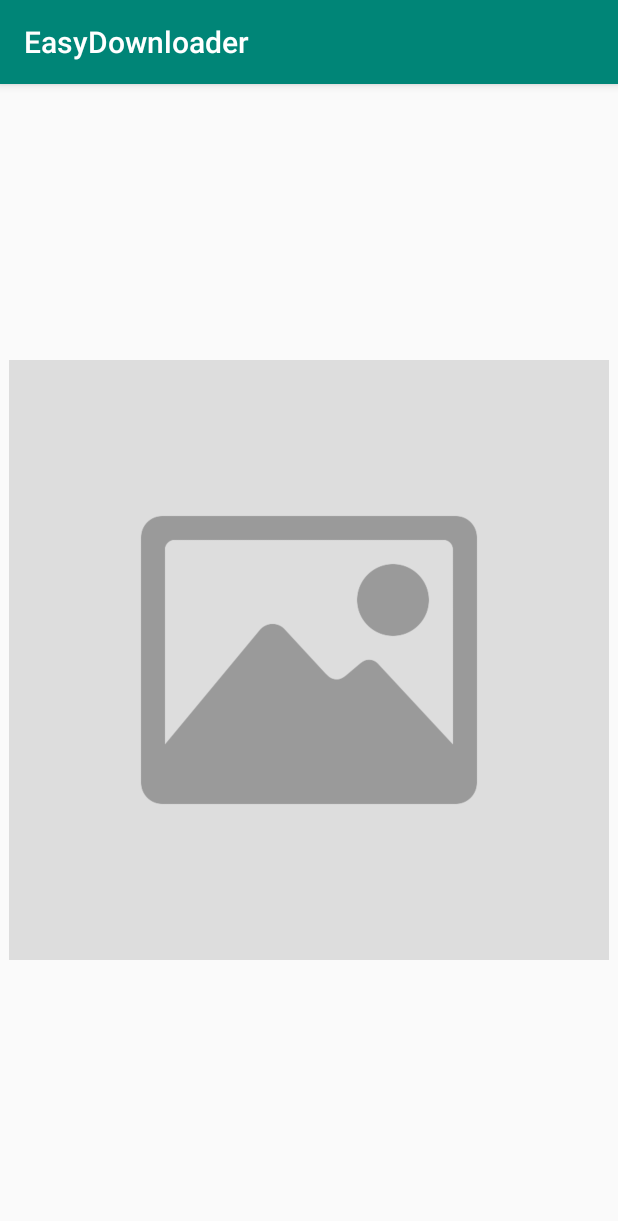
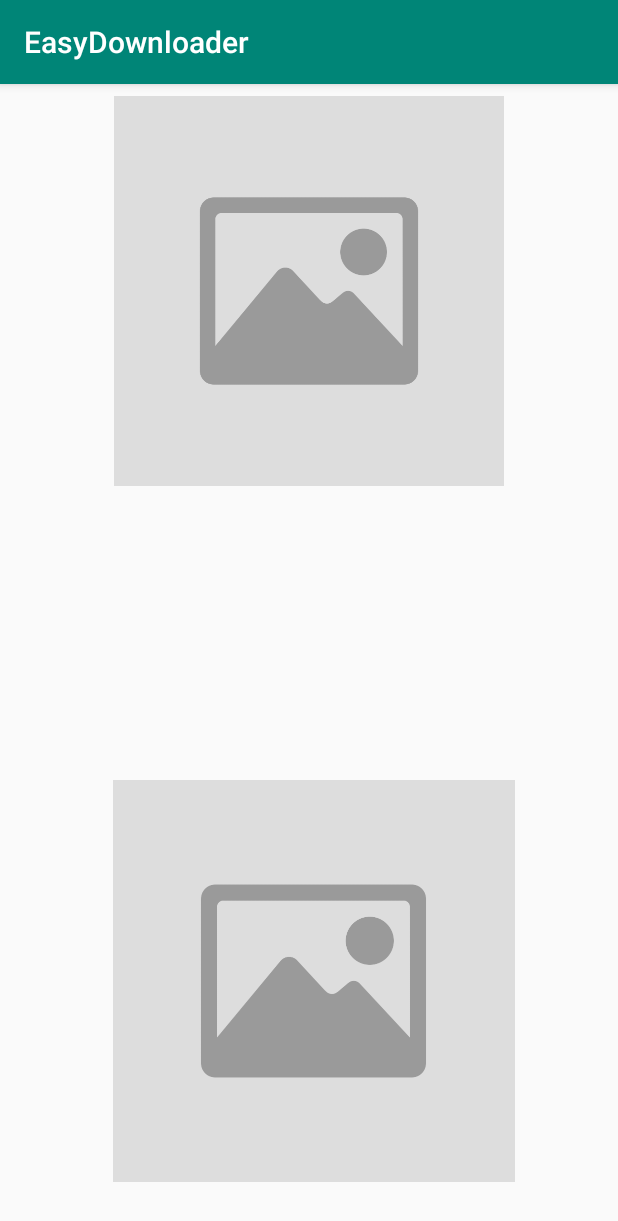
Before and after one commit to julkar-nain/easy-loader, an Android app: the screen it shows after launch (MainActivity), on a phone screen of 412 x 824 dp. Shown: the top 1221 px of the screen. Run offline under Robolectric (Android 15) with nearby library versions, the phone set to English and light mode, and no system bars; network calls fail.

Commit message:
Show two sample image

```diff
--- a/sample/src/main/java/com/nain/easyloader/MainActivity.kt
+++ b/sample/src/main/java/com/nain/easyloader/MainActivity.kt
@@ -10,14 +10,24 @@ class MainActivity : AppCompatActivity() {
         super.onCreate(savedInstanceState)
         setContentView(R.layout.activity_main)
 
-        val sampleImageUrl = "https://images.unsplash.com/photo-1464550883968-cec281c19761?ixlib=rb-0.3.5&q=80&fm=jpg&crop=entropy&w=1080&fit=max&s=1881cd689e10e5dca28839e68678f432"
+        val sampleImageUrlForUpper = "https://images.unsplash.com/photo-1464547323744-4edd0cd0c746?ixlib=rb-0.3.5&q=80&fm=jpg&crop=entropy&w=1080&fit=max&s=c990dc1cd803124b9e6c43b97c844ad3"
+        val sampleImageUrlForLower = "https://images.unsplash.com/photo-1464550883968-cec281c19761?ixlib=rb-0.3.5&q=80&fm=jpg&crop=entropy&w=1080&fit=max&s=1881cd689e10e5dca28839e68678f432"
 
         EasyLoader
             .imageBuilder()
-            .src(sampleImageUrl)
+            .src(sampleImageUrlForUpper)
             .placeholder(R.drawable.placeholder)
-            .container(imageView)
+            .container(imageViewUpper)
             .build()
             .show()
+
+        EasyLoader
+            .imageBuilder()
+            .src(sampleImageUrlForLower)
+            .placeholder(R.drawable.placeholder)
+            .container(imageViewLower)
+            .build()
+            .show()
+
     }
 }
--- a/sample/src/main/res/layout/activity_main.xml
+++ b/sample/src/main/res/layout/activity_main.xml
@@ -8,12 +8,24 @@
         tools:context=".MainActivity">
 
     <ImageView
-            android:id="@+id/imageView"
-            android:layout_width="400dp"
-            android:layout_height="400dp"
-            app:layout_constraintBottom_toBottomOf="parent"
-            app:layout_constraintLeft_toLeftOf="parent"
-            app:layout_constraintRight_toRightOf="parent"
-            app:layout_constraintTop_toTopOf="parent"/>
+            android:id="@+id/imageViewUpper"
+            android:layout_width="353dp"
+            android:layout_height="260dp"
+            android:layout_marginTop="8dp"
+            app:layout_constraintTop_toTopOf="parent" app:layout_constraintStart_toStartOf="parent"
+            android:layout_marginStart="8dp" app:layout_constraintEnd_toEndOf="parent" android:layout_marginEnd="8dp"
+            android:layout_marginBottom="8dp" app:layout_constraintBottom_toTopOf="@+id/imageView2"
+            app:layout_constraintVertical_bias="0.318"/>
+
+    <ImageView
+            android:id="@+id/imageViewLower"
+            android:layout_width="359dp"
+            android:layout_height="268dp"
+            app:layout_constraintEnd_toEndOf="parent"
+            android:layout_marginEnd="8dp" app:layout_constraintStart_toStartOf="parent"
+            android:layout_marginStart="8dp" android:layout_marginBottom="36dp"
+            app:layout_constraintBottom_toBottomOf="parent" android:layout_marginTop="8dp"
+            app:layout_constraintTop_toTopOf="parent" app:layout_constraintHorizontal_bias="0.583"
+            app:layout_constraintVertical_bias="1.0"/>
 
 </android.support.constraint.ConstraintLayout>
```
